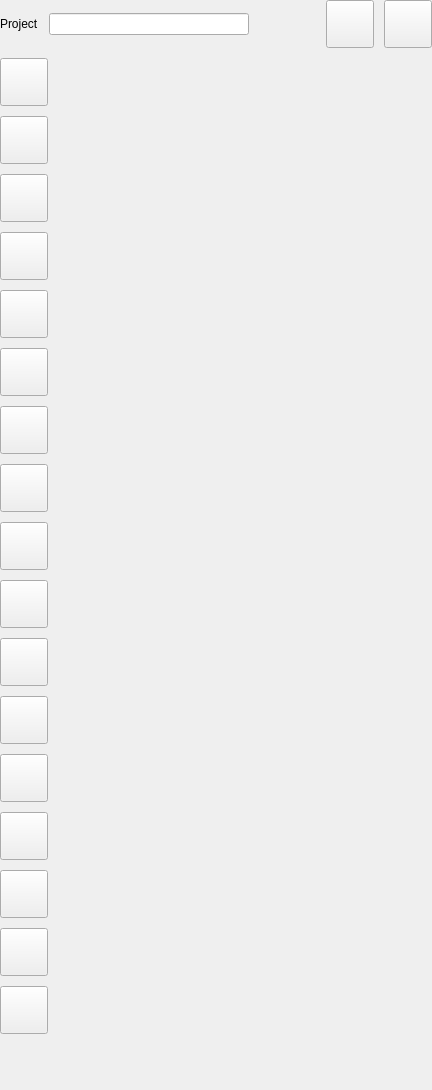
The window that src/Editor/EditorActionBar.ui (RemotelyChaotic/JOIPEngine) describes before a commit, drawn with Qt 5.
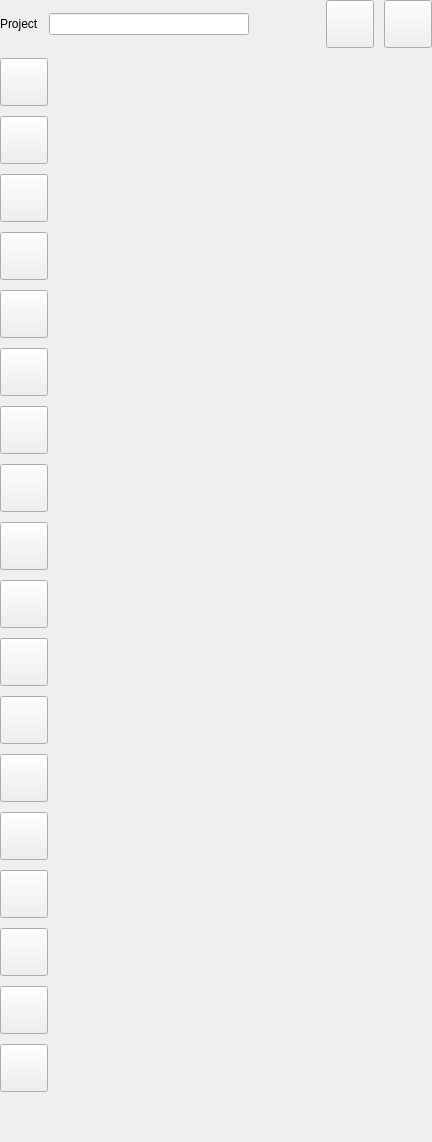
The same window after the commit.

Commit message: ThreadSnippet Overlay added

```diff
--- a/src/Editor/EditorActionBar.ui
+++ b/src/Editor/EditorActionBar.ui
@@ -7,7 +7,7 @@
     <x>0</x>
     <y>0</y>
     <width>432</width>
-    <height>1090</height>
+    <height>1142</height>
    </rect>
   </property>
   <property name="sizePolicy">
@@ -801,6 +801,34 @@
         </property>
        </widget>
       </item>
+      <item>
+       <widget class="QPushButton" name="AddThreadCode">
+        <property name="minimumSize">
+         <size>
+          <width>48</width>
+          <height>48</height>
+         </size>
+        </property>
+        <property name="maximumSize">
+         <size>
+          <width>48</width>
+          <height>48</height>
+         </size>
+        </property>
+        <property name="toolTip">
+         <string>Add code to influence thread flow</string>
+        </property>
+        <property name="text">
+         <string/>
+        </property>
+        <property name="iconSize">
+         <size>
+          <width>48</width>
+          <height>48</height>
+         </size>
+        </property>
+       </widget>
+      </item>
      </layout>
     </widget>
    </item>
```
The commit also changes 11 other files.
